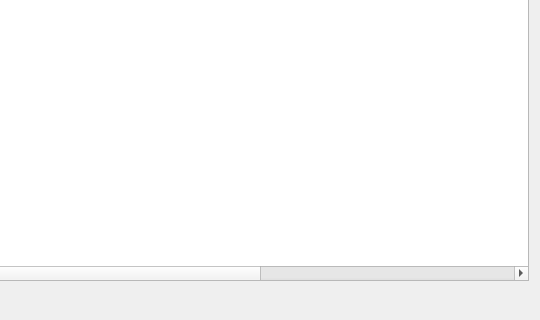
KDE/partitionmanager, file src/gui/filesystemsupportdialogwidgetbase.ui: the form before one commit; both pictures show x 295 to 835 and y 168 to 488 of the 835 by 488 pixel window.
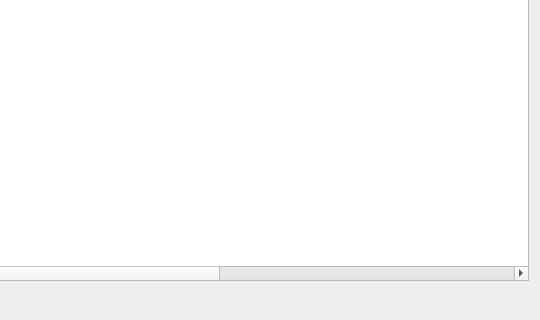
The form after the commit. Custom widgets are drawn as their Qt base class.

Commit message: add a check when scanning devices if support for all file systems we found is present. if not, show a messagebox with detailed information what is missing.

The edit to the form file:
```diff
--- a/src/gui/filesystemsupportdialogwidgetbase.ui
+++ b/src/gui/filesystemsupportdialogwidgetbase.ui
@@ -120,6 +120,11 @@
        <string>Restore</string>
       </property>
      </column>
+     <column>
+      <property name="text">
+       <string>Support Tools</string>
+      </property>
+     </column>
     </widget>
    </item>
    <item>
```
The commit also changes 36 other files.
